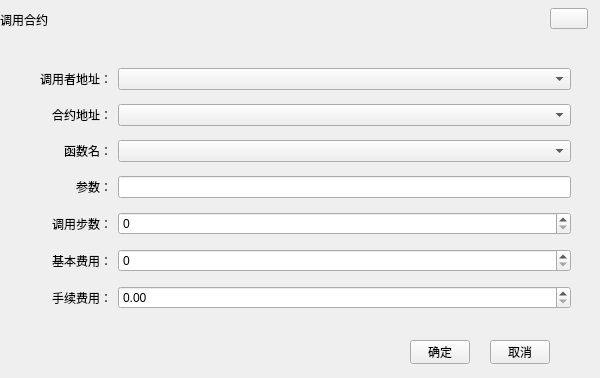
Qt form custom/CallContractWidgetUB.ui (HcashOrg/HX-IDE) before a commit.
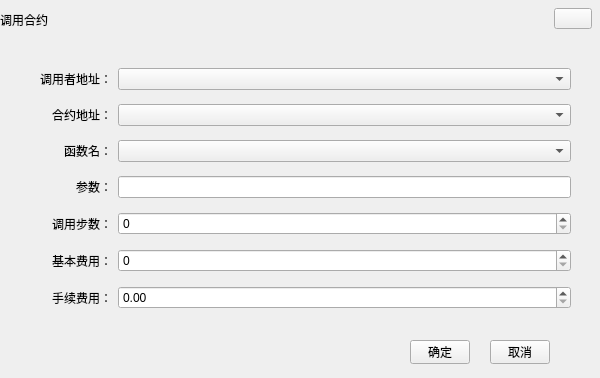
The same form after that commit.

Diff of the .ui file:
```diff
--- a/custom/CallContractWidgetUB.ui
+++ b/custom/CallContractWidgetUB.ui
@@ -29,7 +29,7 @@
   <widget class="QToolButton" name="closeBtn">
    <property name="geometry">
     <rect>
-     <x>550</x>
+     <x>554</x>
      <y>8</y>
      <width>38</width>
      <height>21</height>
```
Left out of the diff: 2 changed lines with no effect on the pictures.
